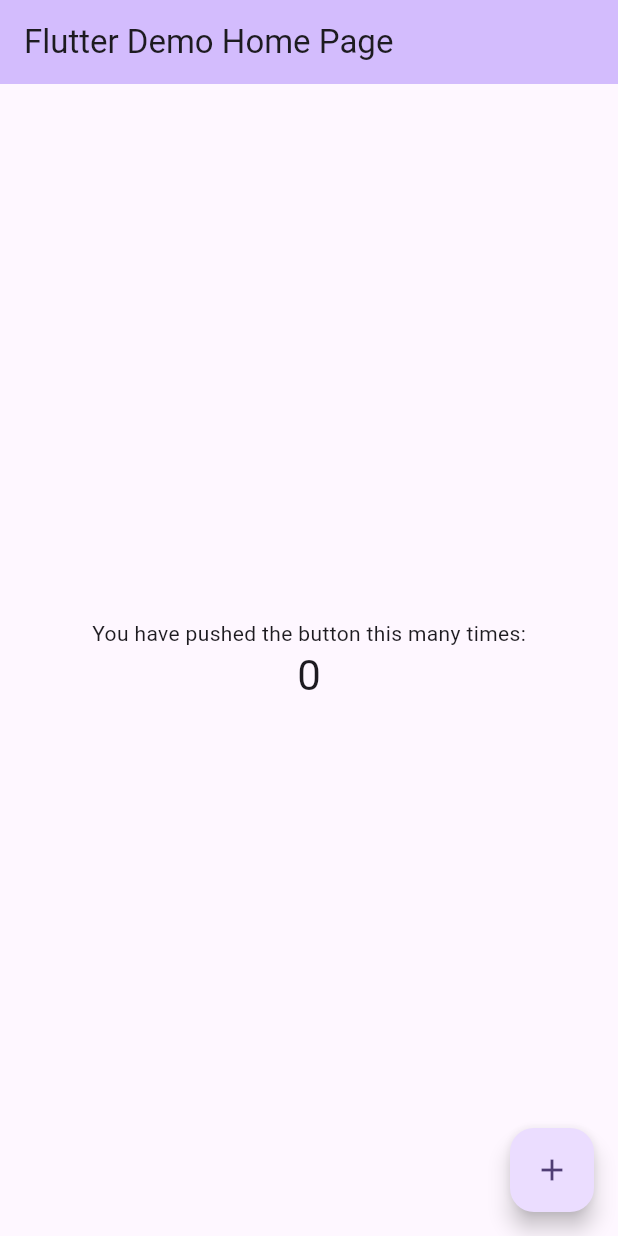
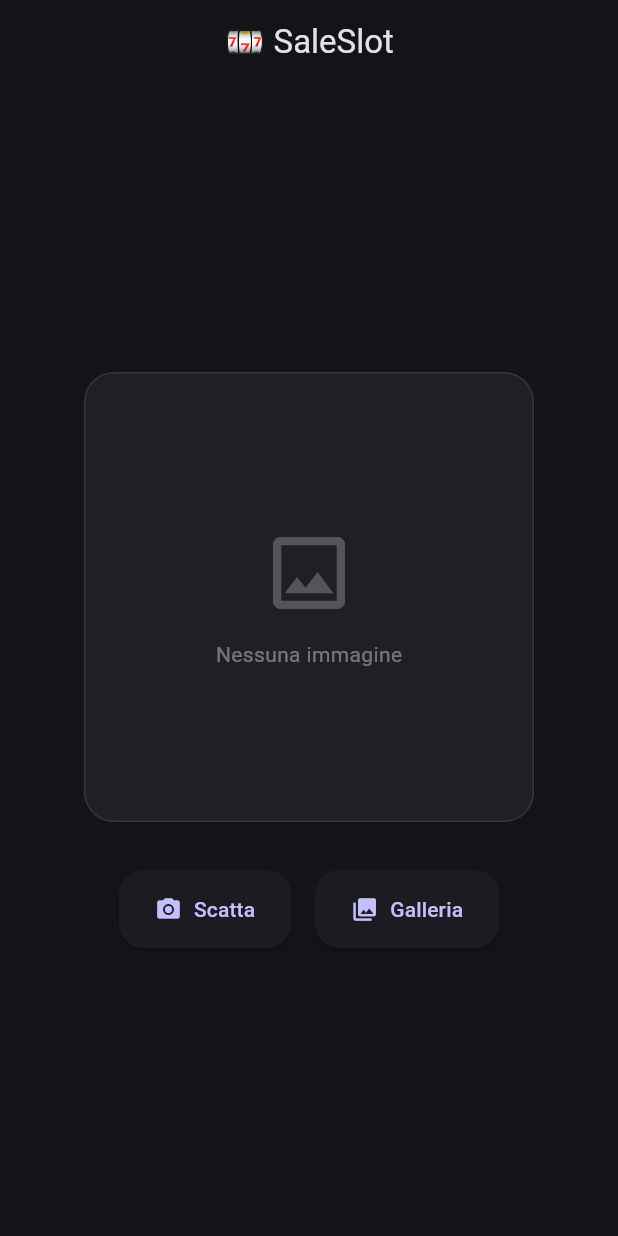
Before and after one commit to AntoRadeCB/sale-slot, a Flutter app: the screen it shows after launch, on a phone screen of 412 x 824 dp. Run offline on Flutter 3.47's test engine with Material 3 defaults, Android fonts, the phone set to English and light mode, and no system bars; our stand-ins replace firebase_core, firebase_storage, image_picker; accounts and stored records are empty; generated files the repository leaves out were written again.

Commit message:
feat: home screen con upload immagine su Firebase Storage

```diff
--- a/lib/main.dart
+++ b/lib/main.dart
@@ -1,122 +1,28 @@
 import 'package:flutter/material.dart';
+import 'package:firebase_core/firebase_core.dart';
+import 'firebase_options.dart';
+import 'screens/home_screen.dart';
 
-void main() {
-  runApp(const MyApp());
+void main() async {
+  WidgetsFlutterBinding.ensureInitialized();
+  await Firebase.initializeApp(options: DefaultFirebaseOptions.currentPlatform);
+  runApp(const SaleSlotApp());
 }
 
-class MyApp extends StatelessWidget {
-  const MyApp({super.key});
+class SaleSlotApp extends StatelessWidget {
+  const SaleSlotApp({super.key});
 
-  // This widget is the root of your application.
   @override
   Widget build(BuildContext context) {
     return MaterialApp(
-      title: 'Flutter Demo',
+      title: 'SaleSlot',
+      debugShowCheckedModeBanner: false,
       theme: ThemeData(
-        // This is the theme of your application.
-        //
-        // TRY THIS: Try running your application with "flutter run". You'll see
-        // the application has a purple toolbar. Then, without quitting the app,
-        // try changing the seedColor in the colorScheme below to Colors.green
-        // and then invoke "hot reload" (save your changes or press the "hot
-        // reload" button in a Flutter-supported IDE, or press "r" if you used
-        // the command line to start the app).
-        //
-        // Notice that the counter didn't reset back to zero; the application
-        // state is not lost during the reload. To reset the state, use hot
-        // restart instead.
-        //
-        // This works for code too, not just values: Most code changes can be
-        // tested with just a hot reload.
-        colorScheme: .fromSeed(seedColor: Colors.deepPurple),
+        colorSchemeSeed: const Color(0xFF6C63FF),
+        useMaterial3: true,
+        brightness: Brightness.dark,
       ),
-      home: const MyHomePage(title: 'Flutter Demo Home Page'),
+      home: const HomeScreen(),
     );
   }
 }
-
-class MyHomePage extends StatefulWidget {
-  const MyHomePage({super.key, required this.title});
-
-  // This widget is the home page of your application. It is stateful, meaning
-  // that it has a State object (defined below) that contains fields that affect
-  // how it looks.
-
-  // This class is the configuration for the state. It holds the values (in this
-  // case the title) provided by the parent (in this case the App widget) and
-  // used by the build method of the State. Fields in a Widget subclass are
-  // always marked "final".
-
-  final String title;
-
-  @override
-  State<MyHomePage> createState() => _MyHomePageState();
-}
-
-class _MyHomePageState extends State<MyHomePage> {
-  int _counter = 0;
-
-  void _incrementCounter() {
-    setState(() {
-      // This call to setState tells the Flutter framework that something has
-      // changed in this State, which causes it to rerun the build method below
-      // so that the display can reflect the updated values. If we changed
-      // _counter without calling setState(), then the build method would not be
-      // called again, and so nothing would appear to happen.
-      _counter++;
-    });
-  }
-
-  @override
-  Widget build(BuildContext context) {
-    // This method is rerun every time setState is called, for instance as done
-    // by the _incrementCounter method above.
-    //
-    // The Flutter framework has been optimized to make rerunning build methods
-    // fast, so that you can just rebuild anything that needs updating rather
-    // than having to individually change instances of widgets.
-    return Scaffold(
-      appBar: AppBar(
-        // TRY THIS: Try changing the color here to a specific color (to
-        // Colors.amber, perhaps?) and trigger a hot reload to see the AppBar
-        // change color while the other colors stay the same.
-        backgroundColor: Theme.of(context).colorScheme.inversePrimary,
-        // Here we take the value from the MyHomePage object that was created by
-        // the App.build method, and use it to set our appbar title.
-        title: Text(widget.title),
-      ),
-      body: Center(
-        // Center is a layout widget. It takes a single child and positions it
-        // in the middle of the parent.
-        child: Column(
-          // Column is also a layout widget. It takes a list of children and
-          // arranges them vertically. By default, it sizes itself to fit its
-          // children horizontally, and tries to be as tall as its parent.
-          //
-          // Column has various properties to control how it sizes itself and
-          // how it positions its children. Here we use mainAxisAlignment to
-          // center the children vertically; the main axis here is the vertical
-          // axis because Columns are vertical (the cross axis would be
-          // horizontal).
-          //
-          // TRY THIS: Invoke "debug painting" (choose the "Toggle Debug Paint"
-          // action in the IDE, or press "p" in the console), to see the
-          // wireframe for each widget.
-          mainAxisAlignment: .center,
-          children: [
-            const Text('You have pushed the button this many times:'),
-            Text(
-              '$_counter',
-              style: Theme.of(context).textTheme.headlineMedium,
-            ),
-          ],
-        ),
-      ),
-      floatingActionButton: FloatingActionButton(
-        onPressed: _incrementCounter,
-        tooltip: 'Increment',
-        child: const Icon(Icons.add),
-      ),
-    );
-  }
-}
--- /dev/null
+++ b/lib/screens/home_screen.dart
@@ -0,0 +1,178 @@
+import 'dart:typed_data';
+import 'package:flutter/material.dart';
+import 'package:image_picker/image_picker.dart';
+import '../services/storage_service.dart';
+
+class HomeScreen extends StatefulWidget {
+  const HomeScreen({super.key});
+
+  @override
+  State<HomeScreen> createState() => _HomeScreenState();
+}
+
+class _HomeScreenState extends State<HomeScreen> {
+  final StorageService _storageService = StorageService();
+  final ImagePicker _picker = ImagePicker();
+
+  Uint8List? _imageBytes;
+  bool _uploading = false;
+  String? _uploadedUrl;
+
+  Future<void> _pickAndUpload({required ImageSource source}) async {
+    try {
+      final XFile? picked = await _picker.pickImage(
+        source: source,
+        maxWidth: 1920,
+        imageQuality: 85,
+      );
+      if (picked == null) return;
+
+      final bytes = await picked.readAsBytes();
+      setState(() {
+        _imageBytes = bytes;
+        _uploading = true;
+        _uploadedUrl = null;
+      });
+
+      final fileName =
+          '${DateTime.now().millisecondsSinceEpoch}_${picked.name}';
+      final url = await _storageService.uploadImage(bytes, fileName);
+
+      setState(() {
+        _uploading = false;
+        _uploadedUrl = url;
+      });
+
+      if (mounted) {
+        ScaffoldMessenger.of(context).showSnackBar(
+          const SnackBar(
+            content: Text('✅ Immagine caricata!'),
+            backgroundColor: Colors.green,
+          ),
+        );
+      }
+    } catch (e) {
+      setState(() => _uploading = false);
+      if (mounted) {
+        ScaffoldMessenger.of(context).showSnackBar(
+          SnackBar(
+            content: Text('❌ Errore: $e'),
+            backgroundColor: Colors.red,
+          ),
+        );
+      }
+    }
+  }
+
+  @override
+  Widget build(BuildContext context) {
+    return Scaffold(
+      appBar: AppBar(
+        title: const Text('🎰 SaleSlot'),
+        centerTitle: true,
+      ),
+      body: Center(
+        child: SingleChildScrollView(
+          padding: const EdgeInsets.all(24),
+          child: Column(
+            mainAxisAlignment: MainAxisAlignment.center,
+            children: [
+              // Preview
+              Container(
+                width: 300,
+                height: 300,
+                decoration: BoxDecoration(
+                  color: Colors.white.withOpacity(0.05),
+                  borderRadius: BorderRadius.circular(20),
+                  border: Border.all(
+                    color: Colors.white.withOpacity(0.1),
+                  ),
+                ),
+                child: _imageBytes != null
+                    ? ClipRRect(
+                        borderRadius: BorderRadius.circular(20),
+                        child: Image.memory(_imageBytes!, fit: BoxFit.cover),
+                      )
+                    : const Column(
+                        mainAxisAlignment: MainAxisAlignment.center,
+                        children: [
+                          Icon(Icons.image_outlined,
+                              size: 64, color: Colors.white24),
+                          SizedBox(height: 12),
+                          Text('Nessuna immagine',
+                              style: TextStyle(color: Colors.white38)),
+                        ],
+                      ),
+              ),
+
+              const SizedBox(height: 32),
+
+              // Upload indicator
+              if (_uploading) ...[
+                const CircularProgressIndicator(),
+                const SizedBox(height: 16),
+                const Text('Caricamento in corso...'),
+                const SizedBox(height: 32),
+              ],
+
+              if (_uploadedUrl != null) ...[
+                const Icon(Icons.check_circle, color: Colors.green, size: 48),
+                const SizedBox(height: 8),
+                const Text('Upload completato!',
+                    style: TextStyle(color: Colors.green)),
+                const SizedBox(height: 32),
+              ],
+
+              // Buttons
+              Row(
+                mainAxisAlignment: MainAxisAlignment.center,
+                children: [
+                  _ActionButton(
+                    icon: Icons.camera_alt,
+                    label: 'Scatta',
+                    onTap: _uploading
+                        ? null
+                        : () => _pickAndUpload(source: ImageSource.camera),
+                  ),
+                  const SizedBox(width: 16),
+                  _ActionButton(
+                    icon: Icons.photo_library,
+                    label: 'Galleria',
+                    onTap: _uploading
+                        ? null
+                        : () => _pickAndUpload(source: ImageSource.gallery),
+                  ),
+                ],
+              ),
+            ],
+          ),
+        ),
+      ),
+    );
+  }
+}
+
+class _ActionButton extends StatelessWidget {
+  final IconData icon;
+  final String label;
+  final VoidCallback? onTap;
+
+  const _ActionButton({
+    required this.icon,
+    required this.label,
+    this.onTap,
+  });
+
+  @override
+  Widget build(BuildContext context) {
+    return ElevatedButton.icon(
+      onPressed: onTap,
+      icon: Icon(icon),
+      label: Text(label),
+      style: ElevatedButton.styleFrom(
+        padding: const EdgeInsets.symmetric(horizontal: 24, vertical: 16),
+        shape: RoundedRectangleBorder(borderRadius: BorderRadius.circular(16)),
+      ),
+    );
+  }
+}
--- /dev/null
+++ b/lib/services/storage_service.dart
@@ -0,0 +1,14 @@
+import 'dart:typed_data';
+import 'package:firebase_storage/firebase_storage.dart';
+
+class StorageService {
+  final FirebaseStorage _storage = FirebaseStorage.instance;
+
+  Future<String> uploadImage(Uint8List imageBytes, String fileName) async {
+    final ref = _storage.ref().child('uploads/$fileName');
+    final metadata = SettableMetadata(contentType: 'image/jpeg');
+    final task = await ref.putData(imageBytes, metadata);
+    final downloadUrl = await task.ref.getDownloadURL();
+    return downloadUrl;
+  }
+}
--- a/pubspec.yaml
+++ b/pubspec.yaml
@@ -37,6 +37,7 @@ dependencies:
   firebase_core: ^4.4.0
   firebase_storage: ^13.0.6
   cloud_firestore: ^6.1.2
+  image_picker: ^1.2.1
 
 dev_dependencies:
   flutter_test:
```
Also changed, not shown: pubspec.lock.
